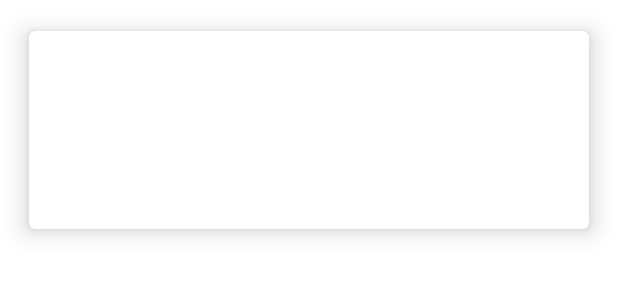
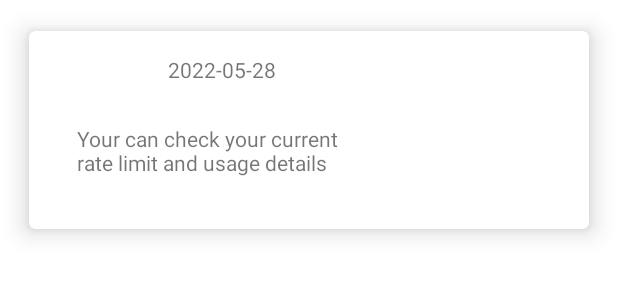
Before and after one commit to AlekseyeyDenisov/AstronomyPictureoftheDay, an Android app: the layout item_photo_day.xml on its own in the app's theme, with its tools: preview values and no code run, on a phone screen of 412 x 824 dp. Shown: the top 300 px of the screen. Run offline under Robolectric (Android 15) with nearby library versions, the phone set to English and light mode, and no system bars.

Commit message:
Create Fab

```diff
--- a/app/src/main/java/ru/dw/astronomypictureoftheday/ui/list/recycler/HolderAdapterPhotoItem.kt
+++ b/app/src/main/java/ru/dw/astronomypictureoftheday/ui/list/recycler/HolderAdapterPhotoItem.kt
@@ -10,6 +10,7 @@ class HolderAdapterPhotoItem(view: View) : RecyclerView.ViewHolder(view) {
     fun bind(dayPhoto: DayPhotoResponse) {
         ItemPhotoDayBinding.bind(itemView).apply {
             titleItem.text = dayPhoto.title
+            dataItem.text = dayPhoto.date
             photoItem.load(dayPhoto.url)
         }
 
--- a/app/src/main/res/layout/item_photo_day.xml
+++ b/app/src/main/res/layout/item_photo_day.xml
@@ -3,6 +3,7 @@
     xmlns:app="http://schemas.android.com/apk/res-auto"
     android:layout_width="match_parent"
     android:layout_height="wrap_content"
+    xmlns:tools="http://schemas.android.com/tools"
     android:layout_marginStart="8dp"
     android:layout_marginTop="4dp"
     android:layout_marginEnd="8dp"
@@ -13,7 +14,7 @@
 
 
         <androidx.constraintlayout.widget.ConstraintLayout
-            android:id="@+id/mainView"
+            android:id="@+id/item_view_cart"
             android:layout_width="match_parent"
             android:layout_height="match_parent">
 
@@ -30,13 +31,30 @@
                 app:layout_constraintTop_toTopOf="parent" />
 
             <androidx.appcompat.widget.AppCompatTextView
-                android:id="@+id/title_item"
+                android:id="@+id/data_item"
                 android:layout_width="wrap_content"
                 android:layout_height="wrap_content"
                 android:layout_marginTop="16dp"
                 app:layout_constraintEnd_toStartOf="@+id/photo_item"
                 app:layout_constraintStart_toStartOf="parent"
-                app:layout_constraintTop_toTopOf="@+id/photo_item" />
+                app:layout_constraintTop_toTopOf="parent"
+                tools:text="2022-05-28" />
+
+            <androidx.appcompat.widget.AppCompatTextView
+                android:id="@+id/title_item"
+                android:layout_width="0dp"
+                android:layout_height="wrap_content"
+                android:gravity="start"
+                android:layout_marginStart="16dp"
+                android:layout_marginTop="8dp"
+                android:layout_marginEnd="16dp"
+                android:layout_marginBottom="16dp"
+                android:padding="16dp"
+                app:layout_constraintBottom_toBottomOf="parent"
+                app:layout_constraintEnd_toStartOf="@+id/photo_item"
+                app:layout_constraintStart_toStartOf="parent"
+                app:layout_constraintTop_toBottomOf="@+id/data_item"
+                tools:text="Your can check your current rate limit and usage details " />
 
 
         </androidx.constraintlayout.widget.ConstraintLayout>
--- a/app/src/main/res/values-night/themes.xml
+++ b/app/src/main/res/values-night/themes.xml
@@ -12,5 +12,6 @@
         <!-- Status bar color. -->
         <item name="android:statusBarColor" tools:targetApi="l">?attr/colorPrimaryVariant</item>
         <!-- Customize your theme here. -->
+        <item name="floatingActionButtonStyle">@style/MyStyleFloatingActionButton</item>
     </style>
 </resources>
--- a/app/src/main/res/values/strings.xml
+++ b/app/src/main/res/values/strings.xml
@@ -2,4 +2,5 @@
     <string name="app_name">Astronomy Picture of the Day</string>
     <string name="hello_blank_fragment">Hello blank fragment</string>
     <string name="something_went_wrong">Что то пошло не так</string>
+    <string name="fab_content_desc">Добавить фотографию</string>
 </resources>
--- /dev/null
+++ b/app/src/main/res/values/style.xml
@@ -0,0 +1,9 @@
+<?xml version="1.0" encoding="utf-8"?>
+<resources>
+
+    <style name="MyStyleFloatingActionButton" parent="Widget.MaterialComponents.FloatingActionButton">
+        <item name="tint">@color/white</item>
+        <item name="backgroundTint">@color/purple_700</item>
+    </style>
+
+</resources>
--- a/app/src/main/res/values/themes.xml
+++ b/app/src/main/res/values/themes.xml
@@ -12,5 +12,7 @@
         <!-- Status bar color. -->
         <item name="android:statusBarColor" tools:targetApi="l">?attr/colorPrimaryVariant</item>
         <!-- Customize your theme here. -->
+
+        <item name="floatingActionButtonStyle">@style/MyStyleFloatingActionButton</item>
     </style>
 </resources>
```
Also changed, not shown: app/src/main/java/ru/dw/astronomypictureoftheday/ui/list/ListOfPhotosByDayFragment.kt (+52 -10 lines), app/src/main/java/ru/dw/astronomypictureoftheday/ui/list/viewmodel/ListPhotosViewModel.kt (+5 -6 lines), app/src/main/java/ru/dw/astronomypictureoftheday/utils/Utils.kt (+9 -2 lines), app/src/main/res/drawable-v24/ic_plus_fab.xml (added, +20 -0 lines), app/src/main/res/layout/fragment_list_pichure_day.xml (+39 -5 lines).
